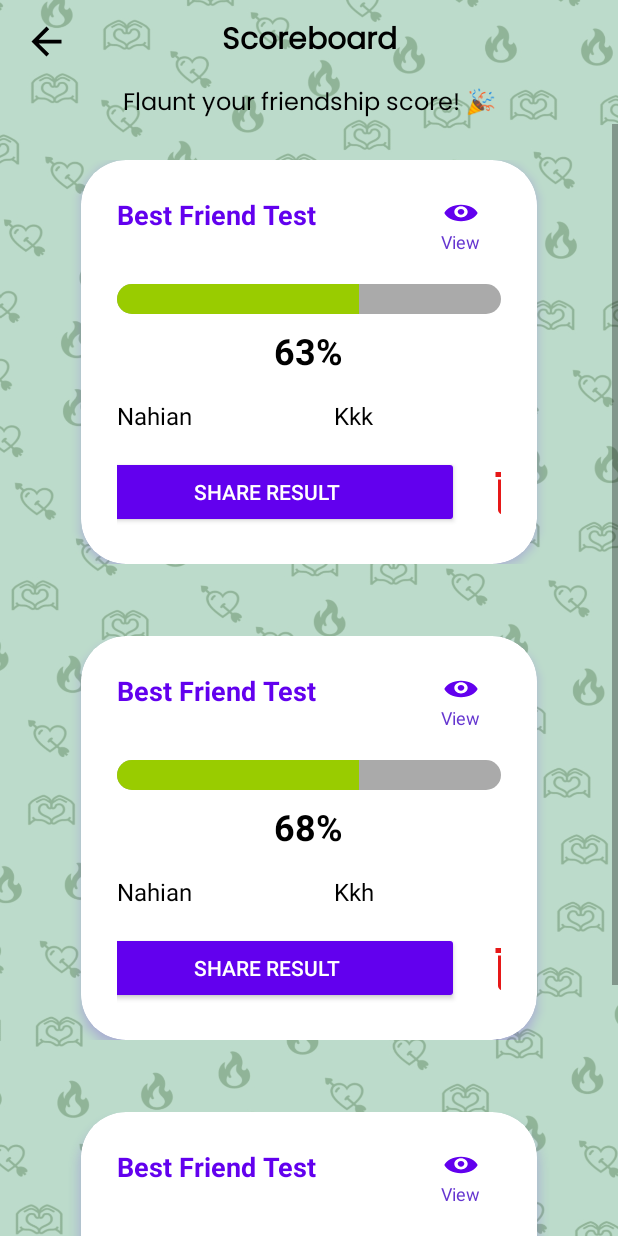
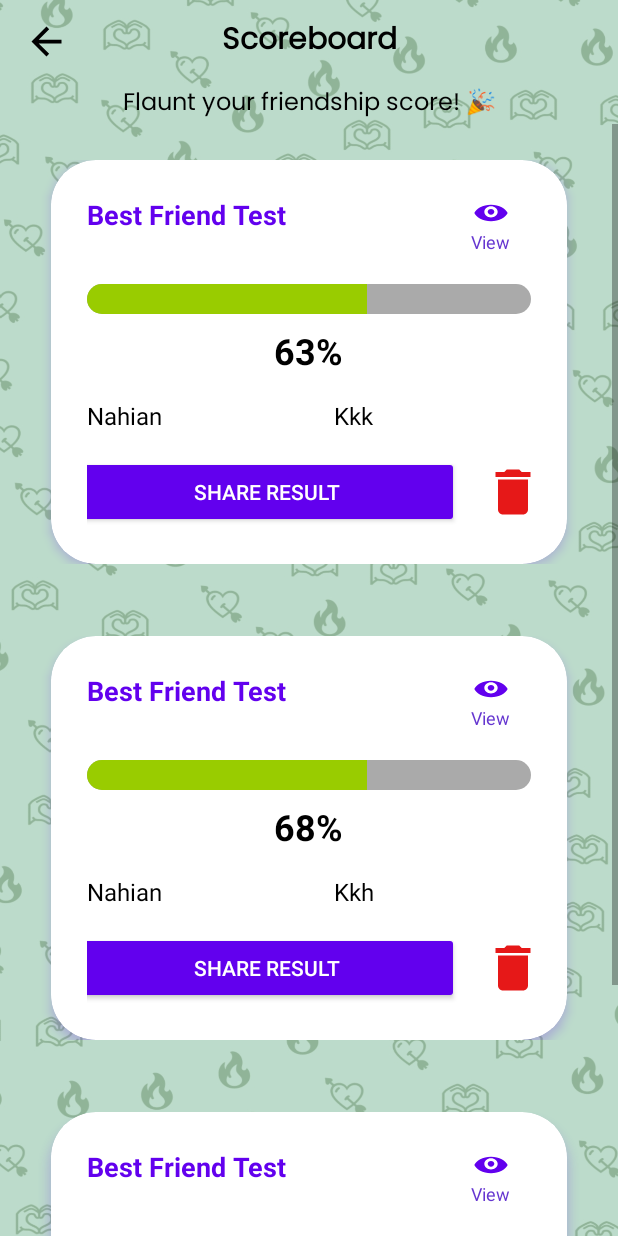
Before and after one commit to nahian00777/Mobile-App-Development-Project, an Android app built with Jetpack Compose: the ScoreBoard screen opened directly, with no data from a screen before it, on a phone screen of 412 x 824 dp. Run offline under Robolectric (Android 15) with nearby library versions, the phone set to English and light mode, and no system bars.

Commit message:
dark mode bug fixes

```diff
--- a/app/src/main/java/com/knowbuddy/friendsforever/MainActivity.kt
+++ b/app/src/main/java/com/knowbuddy/friendsforever/MainActivity.kt
@@ -6,6 +6,7 @@ import android.widget.Button
 import android.widget.TextView
 import androidx.activity.ComponentActivity
 import androidx.activity.enableEdgeToEdge
+import androidx.appcompat.app.AppCompatDelegate
 import com.knowbuddy.friendsforever.frontend.navigationdrawer.NavigationDrawerActivity
 import com.knowbuddy.friendsforever.frontend.pages.HomePage
 import com.knowbuddy.friendsforever.frontend.pages.LoginPage
@@ -16,6 +17,7 @@ class MainActivity : ComponentActivity() {
     override fun onCreate(savedInstanceState: Bundle?) {
         super.onCreate(savedInstanceState)
         enableEdgeToEdge()
+        AppCompatDelegate.setDefaultNightMode(AppCompatDelegate.MODE_NIGHT_NO)
         setContentView(R.layout.opening_page)
 
         val loginButton: TextView = findViewById(R.id.loginButton)
--- a/app/src/main/res/layout/scoreboard_card.xml
+++ b/app/src/main/res/layout/scoreboard_card.xml
@@ -14,10 +14,11 @@
         outlineAmbientShadowColor="@color/purple_200"
         android:layout_width="match_parent"
         android:layout_height="wrap_content"
-        android:layout_marginLeft="30dp"
+        android:layout_marginLeft="10dp"
         android:layout_marginTop="0dp"
-        android:layout_marginRight="30dp"
+        android:layout_marginRight="10dp"
         android:layout_marginBottom="0dp"
+        android:background="@color/white"
         android:outlineSpotShadowColor="@color/purple_500"
         app:cardCornerRadius="30dp"
         app:cardElevation="4dp">  <!-- Optional: Adjust elevation -->
--- a/app/src/main/res/values/themes.xml
+++ b/app/src/main/res/values/themes.xml
@@ -1,7 +1,8 @@
 <?xml version="1.0" encoding="utf-8"?>
 <resources>
-    <style name="Theme.FriendsForever" parent="Theme.AppCompat.DayNight.NoActionBar">
-        <!-- Primary brand color. -->
+
+    <style name="Theme.FriendsForever" parent="Theme.AppCompat.Light.NoActionBar">
+        <!-- Primary brand color -->
         <item name="colorPrimary">@color/lavender</item>
         <item name="colorPrimaryVariant">@color/lavender</item>
         <item name="colorOnPrimary">@color/white</item>
@@ -11,9 +12,12 @@
         <item name="colorSecondaryVariant">@color/teal_700</item>
         <item name="colorOnSecondary">@color/black</item>
 
-        <!-- Status bar color (handled automatically by AppCompat). -->
-        <item name="android:statusBarColor">?attr/colorPrimaryVariant</item>
-        <item name="windowActionBar">false</item> <!-- No action bar -->
-        <item name="windowNoTitle">true</item>    <!-- Remove title -->
+        <!-- Status bar color -->
+        <item name="android:statusBarColor">@color/lavender</item>
+
+        <!-- No action bar -->
+        <item name="windowActionBar">false</item>
+        <item name="windowNoTitle">true</item>
     </style>
+
 </resources>
```
